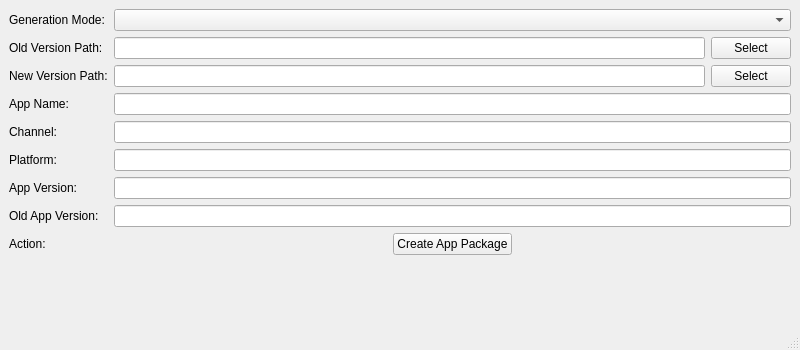
First picture: the form in Generator/UniversalUpdateFrameworkGeneratorGui/src/ui/MainWindow.ui, repository kiraYuukiAsuna/UniversalUpdateFramework, before the edit.
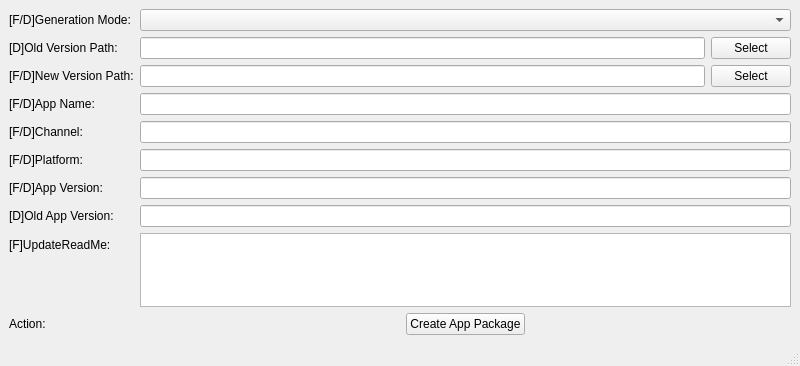
Second picture: the form after the edit.

What changed in the file:
```diff
--- a/Generator/UniversalUpdateFrameworkGeneratorGui/src/ui/MainWindow.ui
+++ b/Generator/UniversalUpdateFrameworkGeneratorGui/src/ui/MainWindow.ui
@@ -7,7 +7,7 @@
     <x>0</x>
     <y>0</y>
     <width>800</width>
-    <height>350</height>
+    <height>366</height>
    </rect>
   </property>
   <property name="windowTitle">
@@ -22,7 +22,7 @@
         <item row="0" column="0">
          <widget class="QLabel" name="label">
           <property name="text">
-           <string>Generation Mode:</string>
+           <string>[F/D]Generation Mode:</string>
           </property>
          </widget>
         </item>
@@ -32,7 +32,7 @@
         <item row="1" column="0">
          <widget class="QLabel" name="label_2">
           <property name="text">
-           <string>Old Version Path:</string>
+           <string>[D]Old Version Path:</string>
           </property>
          </widget>
         </item>
@@ -53,7 +53,7 @@
         <item row="2" column="0">
          <widget class="QLabel" name="label_3">
           <property name="text">
-           <string>New Version Path:</string>
+           <string>[F/D]New Version Path:</string>
           </property>
          </widget>
         </item>
@@ -74,7 +74,7 @@
         <item row="3" column="0">
          <widget class="QLabel" name="label_4">
           <property name="text">
-           <string>App Name:</string>
+           <string>[F/D]App Name:</string>
           </property>
          </widget>
         </item>
@@ -84,7 +84,7 @@
         <item row="6" column="0">
          <widget class="QLabel" name="label_5">
           <property name="text">
-           <string>App Version:</string>
+           <string>[F/D]App Version:</string>
           </property>
          </widget>
         </item>
@@ -94,7 +94,7 @@
         <item row="7" column="0">
          <widget class="QLabel" name="label_6">
           <property name="text">
-           <string>Old App Version:</string>
+           <string>[D]Old App Version:</string>
           </property>
          </widget>
         </item>
@@ -148,7 +148,7 @@
         <item row="4" column="0">
          <widget class="QLabel" name="label_8">
           <property name="text">
-           <string>Channel:</string>
+           <string>[F/D]Channel:</string>
           </property>
          </widget>
         </item>
@@ -158,13 +158,23 @@
         <item row="5" column="0">
          <widget class="QLabel" name="label_9">
           <property name="text">
-           <string>Platform:</string>
+           <string>[F/D]Platform:</string>
           </property>
          </widget>
         </item>
         <item row="5" column="1">
          <widget class="QLineEdit" name="Platform"/>
         </item>
+        <item row="8" column="0">
+         <widget class="QLabel" name="label_10">
+          <property name="text">
+           <string>[F]UpdateReadMe:</string>
+          </property>
+         </widget>
+        </item>
+        <item row="8" column="1">
+         <widget class="QTextEdit" name="textEdit"/>
+        </item>
        </layout>
       </item>
      </layout>
```
Left out of the diff: 2 changed lines with no effect on the pictures.
